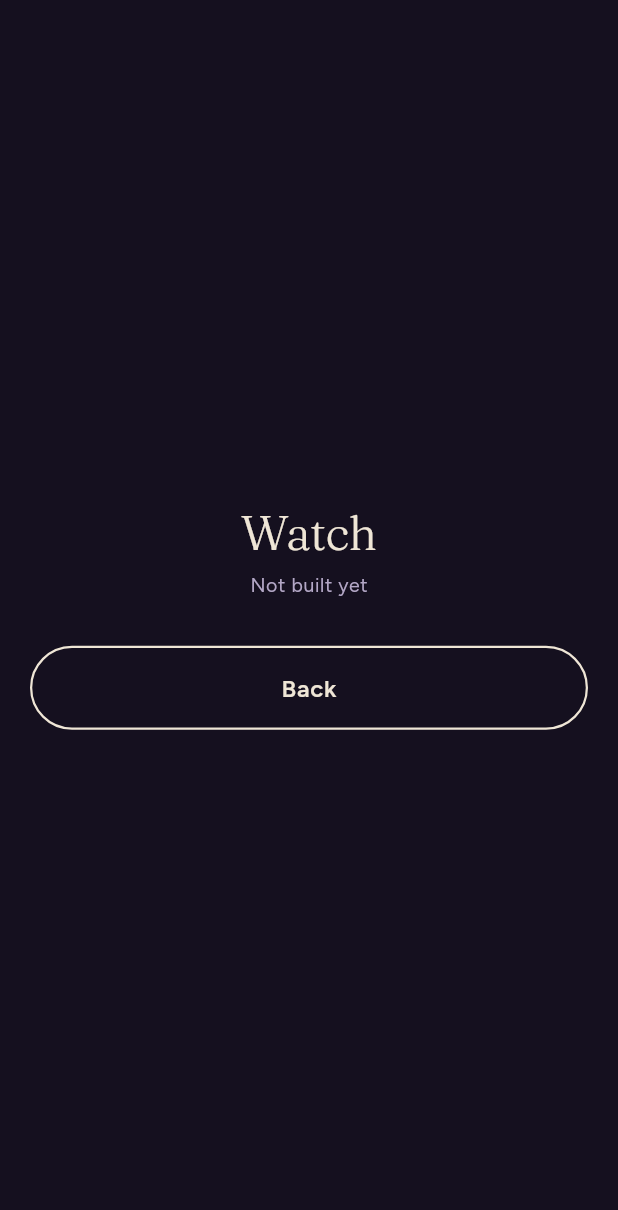
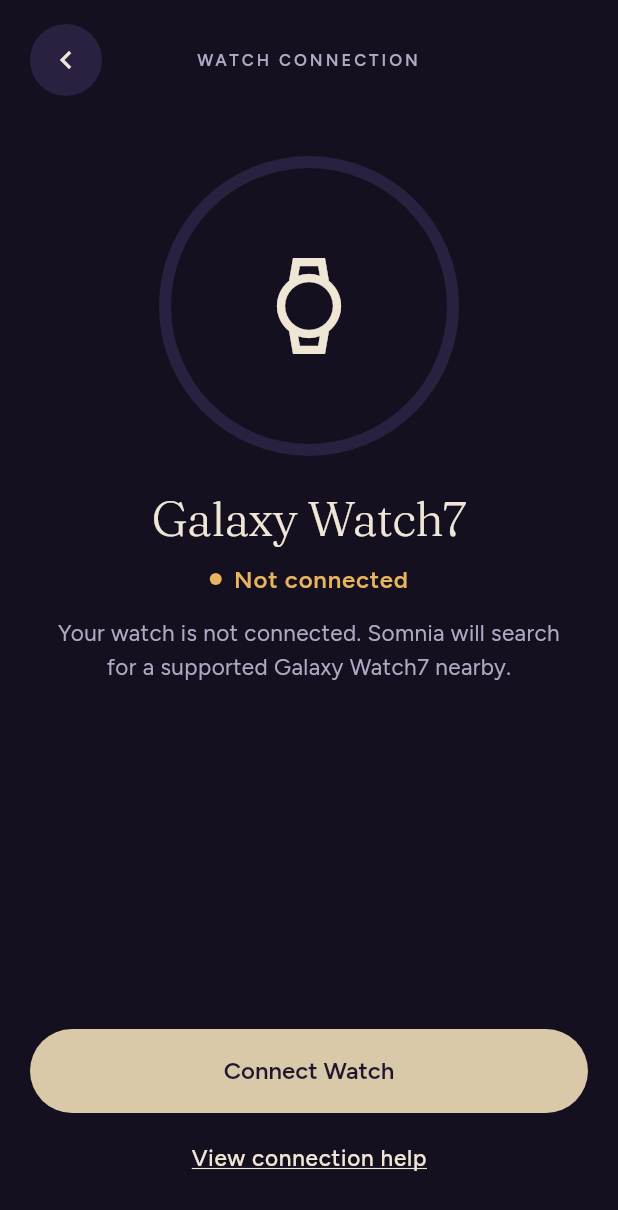
Before and after one commit to JuriThamer/2026_GP_G23_Somnia, a Flutter app: the screen it shows after launch, after a tap on "/watch", on a phone screen of 412 x 824 dp. Shown: the top 1210 px of the screen. Run offline on Flutter 3.47's test engine with Material 3 defaults, Android fonts, the phone set to English and light mode, and no system bars; our stand-ins replace cloud_firestore, firebase_auth, firebase_core, google_fonts; accounts and stored records are empty.

Commit message:
Add watch connection screen

```diff
--- a/lib/app_router.dart
+++ b/lib/app_router.dart
@@ -8,6 +8,7 @@
 import 'features/auth/sign_in_screen.dart';
 import 'features/auth/forgot_password_screen.dart';
 import 'features/session/home_screen.dart';
+import 'features/session/watch_screen.dart';
 
 class AppRoutes {
   static const dev = '/dev';
@@ -52,8 +53,8 @@
       AppRoutes.signIn: (_) => const SignInScreen(),
       AppRoutes.signUp: (_) => const SignUpScreen(),
       AppRoutes.forgotPassword: (_) => const ForgotPasswordScreen(),
-        AppRoutes.home: (_) => const HomeScreen(),
-      AppRoutes.watch: (_) => const PlaceholderScreen('Watch'),
+      AppRoutes.home: (_) => const HomeScreen(),
+      AppRoutes.watch: (_) => const WatchScreen(),
       AppRoutes.activeSession: (_) => const PlaceholderScreen('Active session'),
       AppRoutes.dashboard: (_) => const PlaceholderScreen('Dashboard'),
       AppRoutes.history: (_) => const PlaceholderScreen('History'),
--- /dev/null
+++ b/lib/features/session/watch_screen.dart
@@ -0,0 +1,288 @@
+import 'package:cloud_firestore/cloud_firestore.dart';
+import 'package:flutter/material.dart';
+
+import '../../models/app_user.dart';
+import '../../services/user_service.dart';
+import '../../theme/app_theme.dart';
+import '../../widgets/app_button.dart';
+
+class WatchScreen extends StatefulWidget {
+  const WatchScreen({super.key});
+
+  @override
+  State<WatchScreen> createState() => _WatchScreenState();
+}
+
+class _WatchScreenState extends State<WatchScreen> {
+  final _userService = UserService();
+
+  Stream<AppUser?>? _userStream;
+  String? _busy;
+  String? _error;
+
+  @override
+  void initState() {
+    super.initState();
+    if (_userService.isSignedIn) {
+      _userStream = _userService.watchUser();
+    }
+  }
+
+  Future<void> _connect() async {
+    setState(() {
+      _error = null;
+      _busy = 'searching';
+    });
+    await Future.delayed(const Duration(milliseconds: 1400));
+    if (!mounted) return;
+    setState(() => _busy = 'connecting');
+    await Future.delayed(const Duration(milliseconds: 1000));
+
+    try {
+      await _userService.updateWatch({
+        'deviceId': 'demo-galaxy-watch7',
+        'model': 'Galaxy Watch7',
+        'connectedAt': Timestamp.now(),
+      });
+      if (!mounted) return;
+      setState(() => _busy = null);
+    } catch (_) {
+      if (!mounted) return;
+      setState(() {
+        _busy = null;
+        _error = 'We could not connect to your watch. Check that it is switched on, nearby, and that Bluetooth is on, then try again.';
+      });
+    }
+  }
+
+  Future<void> _disconnect() async {
+    setState(() => _error = null);
+    try {
+      await _userService.updateWatch(null);
+    } catch (_) {
+      if (!mounted) return;
+      setState(() => _error = 'Could not disconnect. Please try again.');
+    }
+  }
+
+  void _showHelp() {
+    final c = context.colors;
+    final text = Theme.of(context).textTheme;
+
+    showDialog(
+      context: context,
+      builder: (dialogContext) => Dialog(
+        backgroundColor: c.surface,
+        shape: RoundedRectangleBorder(borderRadius: BorderRadius.circular(28)),
+        child: Padding(
+          padding: const EdgeInsets.all(24),
+          child: Column(
+            mainAxisSize: MainAxisSize.min,
+            crossAxisAlignment: CrossAxisAlignment.start,
+            children: [
+              Text.rich(
+                TextSpan(
+                  text: 'Connection ',
+                  children: [
+                    TextSpan(
+                      text: 'help',
+                      style: text.headlineLarge!.copyWith(
+                        fontStyle: FontStyle.italic,
+                      ),
+                    ),
+                  ],
+                ),
+                style: text.headlineLarge,
+              ),
+              const SizedBox(height: 14),
+              Text(
+                '1. Make sure your Galaxy Watch7 is switched on and charged.\n'
+                '2. Keep the watch close to your phone.\n'
+                '3. Check that Bluetooth is turned on.\n'
+                '4. Wear the watch snugly on your wrist, then tap Connect again.',
+                style: text.bodyMedium!.copyWith(color: c.muted),
+              ),
+              const SizedBox(height: 20),
+              AppButton(
+                label: 'Got it',
+                onPressed: () => Navigator.pop(dialogContext),
+              ),
+            ],
+          ),
+        ),
+      ),
+    );
+  }
+
+  @override
+  Widget build(BuildContext context) {
+    final c = context.colors;
+    final text = Theme.of(context).textTheme;
+
+    return Scaffold(
+      body: Container(
+        decoration: BoxDecoration(gradient: c.gradient),
+        child: SafeArea(
+          child: Padding(
+            padding: const EdgeInsets.fromLTRB(20, 16, 20, 28),
+            child: StreamBuilder<AppUser?>(
+              stream: _userStream,
+              builder: (context, snapshot) {
+                final watch = snapshot.data?.watch;
+                final connected = watch != null;
+                final busy = _busy != null;
+                final failed = _error != null;
+
+                final label = _busy == 'searching'
+                    ? 'Searching…'
+                    : _busy == 'connecting'
+                    ? 'Connecting…'
+                    : failed
+                    ? 'Connection failed'
+                    : connected
+                    ? 'Connected'
+                    : 'Not connected';
+                final labelColor = busy
+                    ? c.muted
+                    : failed
+                    ? c.error
+                    : connected
+                    ? c.success
+                    : c.warning;
+                final message = _busy == 'searching'
+                    ? 'Searching for a Galaxy Watch7. Keep the watch nearby, switched on and on your wrist.'
+                    : _busy == 'connecting'
+                    ? 'Galaxy Watch7 found. Connecting…'
+                    : failed
+                    ? _error!
+                    : connected
+                    ? 'Your watch is connected and ready for a sleep session.'
+                    : 'Your watch is not connected. Somnia will search for a supported Galaxy Watch7 nearby.';
+
+                return Column(
+                  children: [
+                    Row(
+                      children: [
+                        Material(
+                          color: c.surfaceAlt,
+                          shape: const CircleBorder(),
+                          child: InkWell(
+                            customBorder: const CircleBorder(),
+                            onTap: () => Navigator.pop(context),
+                            child: SizedBox(
+                              width: 48,
+                              height: 48,
+                              child: Icon(Icons.chevron_left, color: c.text),
+                            ),
+                          ),
+                        ),
+                        Expanded(
+                          child: Text(
+                            'WATCH CONNECTION',
+                            style: text.labelSmall,
+                            textAlign: TextAlign.center,
+                          ),
+                        ),
+                        const SizedBox(width: 48),
+                      ],
+                    ),
+                    const SizedBox(height: 40),
+                    Container(
+                      width: 200,
+                      height: 200,
+                      padding: const EdgeInsets.all(8),
+                      decoration: BoxDecoration(
+                        color: connected && !busy ? c.primary : c.surfaceAlt,
+                        shape: BoxShape.circle,
+                      ),
+                      child: Container(
+                        decoration: BoxDecoration(
+                          color: c.background,
+                          shape: BoxShape.circle,
+                        ),
+                        child: Center(
+                          child: busy
+                              ? SizedBox(
+                                  width: 44,
+                                  height: 44,
+                                  child: CircularProgressIndicator(
+                                    strokeWidth: 3,
+                                    color: c.primary,
+                                  ),
+                                )
+                              : Icon(
+                                  Icons.watch_outlined,
+                                  size: 64,
+                                  color: c.text,
+                                ),
+                        ),
+                      ),
+                    ),
+                    const SizedBox(height: 24),
+                    Text('Galaxy Watch7', style: text.headlineLarge),
+                    const SizedBox(height: 10),
+                    Row(
+                      mainAxisSize: MainAxisSize.min,
+                      children: [
+                        Container(
+                          width: 8,
+                          height: 8,
+                          decoration: BoxDecoration(
+                            color: labelColor,
+                            shape: BoxShape.circle,
+                          ),
+                        ),
+                        const SizedBox(width: 8),
+                        Text(
+                          label,
+                          style: text.bodyLarge!.copyWith(
+                            color: labelColor,
+                            fontWeight: FontWeight.w600,
+                          ),
+                        ),
+                      ],
+                    ),
+                    const SizedBox(height: 12),
+                    Padding(
+                      padding: const EdgeInsets.symmetric(horizontal: 16),
+                      child: Text(
+                        message,
+                        style: text.bodyMedium!.copyWith(color: c.muted),
+                        textAlign: TextAlign.center,
+                      ),
+                    ),
+                    const Spacer(),
+                    if (!connected)
+                      AppButton(
+                        label: failed ? 'Try Again' : 'Connect Watch',
+                        loading: busy,
+                        onPressed: _connect,
+                      ),
+                    if (connected) ...[
+                      AppButton(
+                        label: 'Done',
+                        onPressed: () => Navigator.pop(context),
+                      ),
+                      const SizedBox(height: 10),
+                      AppButton(
+                        label: 'Disconnect',
+                        style: AppButtonStyle.tonal,
+                        onPressed: _disconnect,
+                      ),
+                    ],
+                    const SizedBox(height: 6),
+                    AppButton(
+                      label: 'View connection help',
+                      style: AppButtonStyle.text,
+                      onPressed: _showHelp,
+                    ),
+                  ],
+                );
+              },
+            ),
+          ),
+        ),
+      ),
+    );
+  }
+}
```
